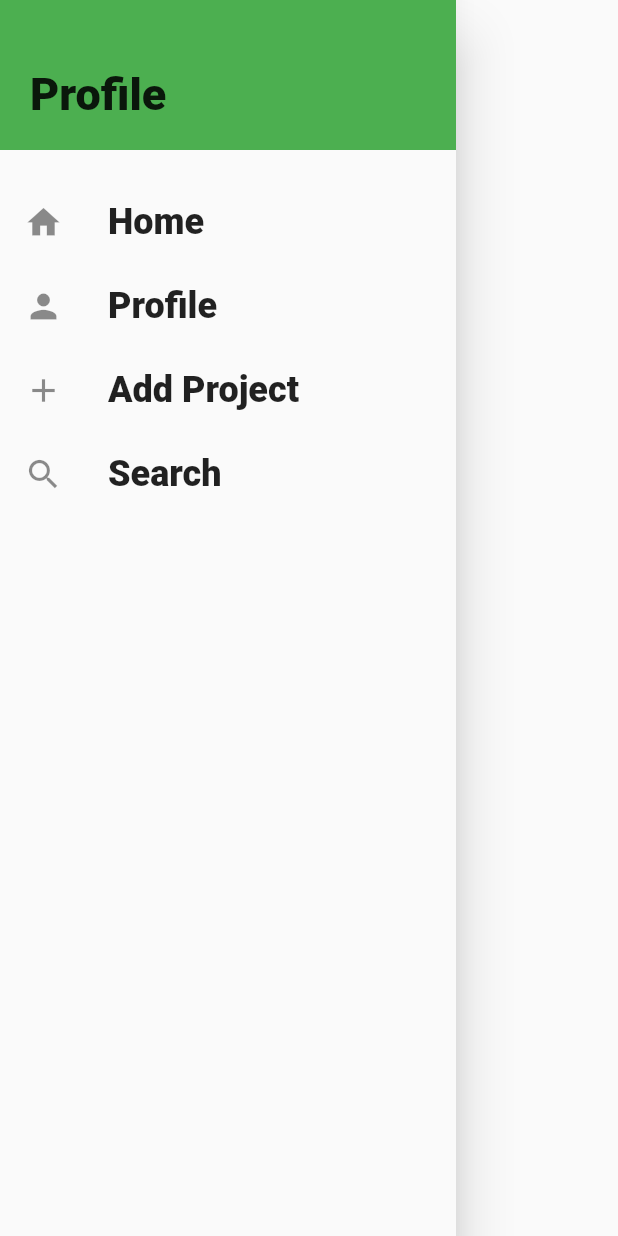
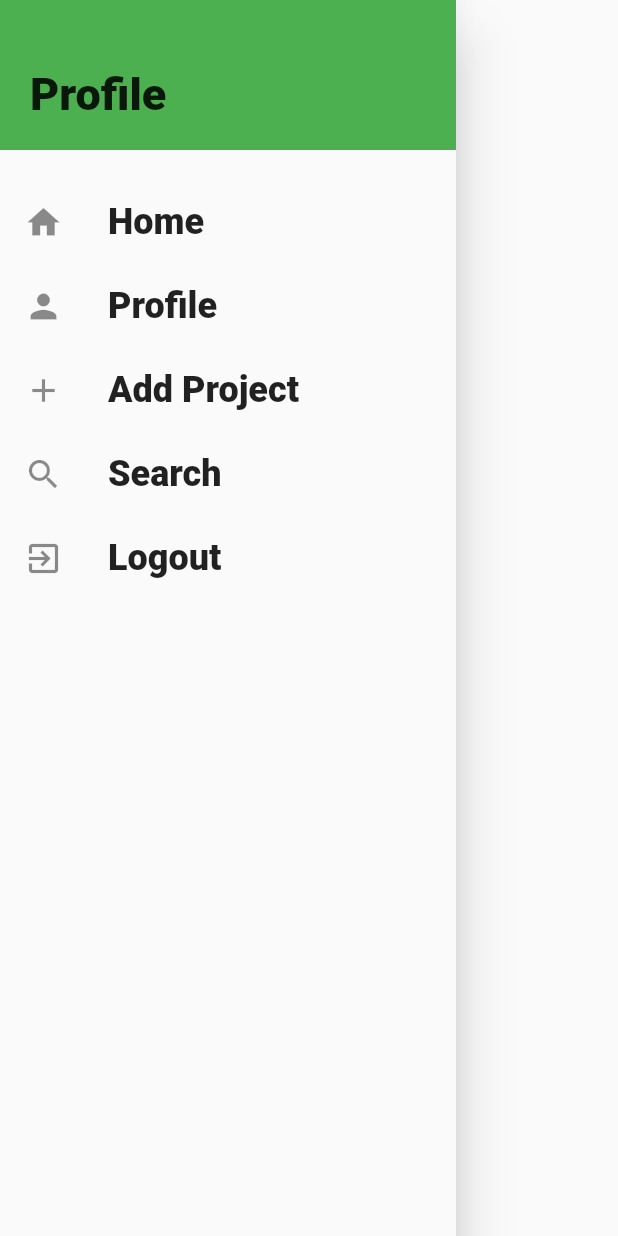
Before and after one commit to yertnek/bowfolios, a Flutter app: the MainDrawer widget shown alone on an empty page, opened directly, on a phone screen of 412 x 824 dp. Run offline on Flutter 3.47's test engine with Material 2 defaults, Android fonts, the phone set to English and light mode, and no system bars; our stand-ins replace cloud_firestore, firebase_auth, firebase_core, shimmer; accounts and stored records are empty; Roboto replaces fonts that are missing (RobotoCondensed).

Commit message:
added logout button in drawer (not functional)

```diff
--- a/lib/widgets/main_drawer.dart
+++ b/lib/widgets/main_drawer.dart
@@ -1,4 +1,5 @@
 import 'package:flutter/material.dart';
+import 'package:firebase_auth/firebase_auth.dart';
 
 class MainDrawer extends StatelessWidget {
   Widget buildListTile(String title, IconData icon) {
@@ -47,6 +48,7 @@ class MainDrawer extends StatelessWidget {
           buildListTile('Profile', Icons.person),
           buildListTile('Add Project', Icons.add),
           buildListTile('Search', Icons.search),
+          buildListTile('Logout', Icons.exit_to_app),
         ],
       ),
     );
```
